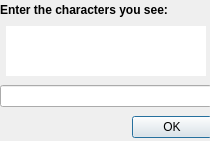
Qt form ui/captcha.ui (gitter-badger/simplechatclient) before a commit.
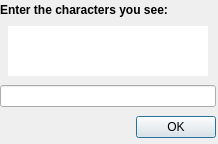
The same form after that commit. Icons and pictures are not drawn.

Diff of the .ui file:
```diff
--- a/ui/captcha.ui
+++ b/ui/captcha.ui
@@ -6,20 +6,20 @@
    <rect>
     <x>0</x>
     <y>0</y>
-    <width>210</width>
-    <height>141</height>
+    <width>218</width>
+    <height>144</height>
    </rect>
   </property>
   <property name="minimumSize">
    <size>
-    <width>210</width>
-    <height>141</height>
+    <width>218</width>
+    <height>144</height>
    </size>
   </property>
   <property name="maximumSize">
    <size>
-    <width>210</width>
-    <height>141</height>
+    <width>218</width>
+    <height>144</height>
    </size>
   </property>
   <property name="windowTitle">
@@ -34,8 +34,8 @@
     <rect>
      <x>0</x>
      <y>0</y>
-     <width>212</width>
-     <height>141</height>
+     <width>216</width>
+     <height>143</height>
     </rect>
    </property>
    <layout class="QVBoxLayout" name="verticalLayout">
```
